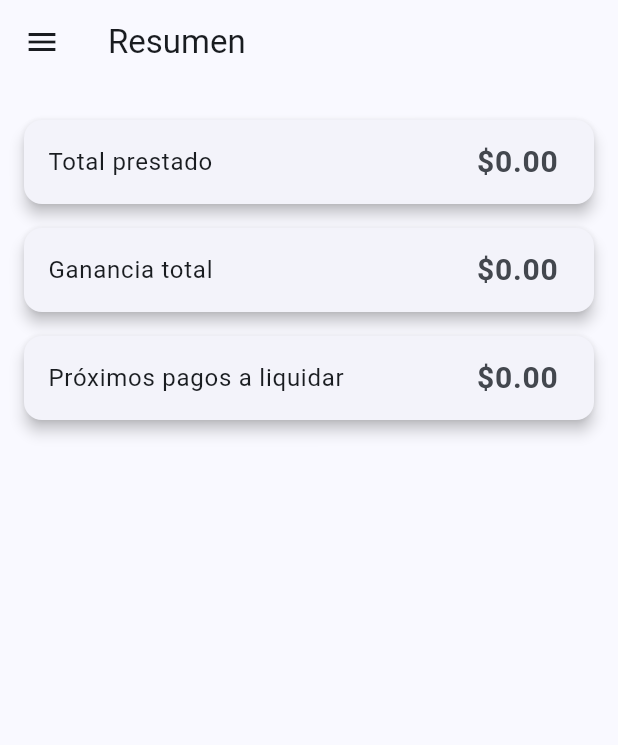
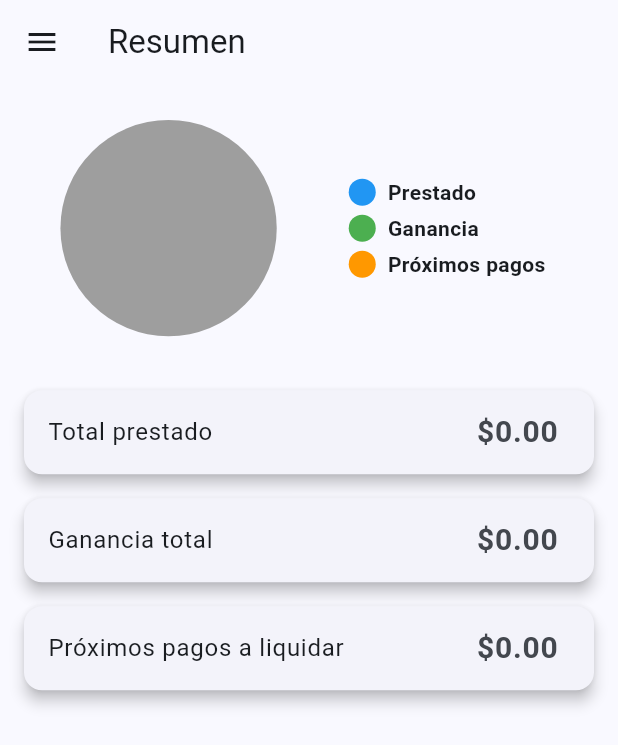
Before and after one commit to pcorral1909/Appprestamos, a Flutter app: the screen it shows after launch, on a phone screen of 412 x 824 dp. Shown: the top 745 px of the screen. Run offline on Flutter 3.47's test engine with Material 3 defaults, Android fonts, the phone set to English and light mode, and no system bars; drawn by our look-alikes of pie_chart; our stand-ins replace drift; accounts and stored records are empty; generated files the repository leaves out were written again.

Commit message:
app funcional

```diff
--- a/lib/database/app_database.dart
+++ b/lib/database/app_database.dart
@@ -107,7 +107,9 @@ extension PrestamosQueries on AppDatabase {
 
       for (final row in rows) {
         final prestamo = row.readTable(prestamos);
-        final pago = row.readTableOrNull(amortizaciones); // Amortizacione?
+        final pago = row.readTableOrNull(
+          amortizaciones,
+        ); // IMPORTANTE: correcto
 
         mapa.putIfAbsent(prestamo.id, () => PrestamoConPagos(prestamo, []));
 
--- a/lib/screens/dashboard/resumen_page.dart
+++ b/lib/screens/dashboard/resumen_page.dart
@@ -1,4 +1,5 @@
 import 'package:flutter/material.dart';
+import 'package:pie_chart/pie_chart.dart';
 import 'package:prestamos_app/database/app_database.dart';
 import '../clientes/clientes_page.dart';
 import '../prestamos/proximos_pagos_page.dart';
@@ -12,9 +13,6 @@ class ResumenPage extends StatefulWidget {
 }
 
 class _ResumenPageState extends State<ResumenPage> {
-  // =====================================================
-  //  Calcula estadísticas DIRECTAMENTE DE LA BASE DE DATOS
-  // =====================================================
   Future<Map<String, double>> _calcularEstadisticas() async {
     final prestamos = await widget.db.select(widget.db.prestamos).get();
 
@@ -25,19 +23,14 @@ class _ResumenPageState extends State<ResumenPage> {
     for (final p in prestamos) {
       totalPrestado += p.monto;
 
-      // =============================
-      // OBTENER PAGOS REALES (FIX)
-      // =============================
       final amortizaciones = await (widget.db.select(
         widget.db.amortizaciones,
       )..where((tbl) => tbl.prestamoId.equals(p.id))).get();
 
       final totalPagos = amortizaciones.length;
 
-      // Ganancia calculada
       totalGanancia += (p.pagoQuincenal * totalPagos) - p.monto;
 
-      // Pagos futuros
       final ahora = DateTime.now();
 
       for (final pago in amortizaciones) {
@@ -54,26 +47,33 @@ class _ResumenPageState extends State<ResumenPage> {
     };
   }
 
-  // =====================================================
-  // STREAM AUTOMÁTICO: se actualiza cuando cambian préstamos o pagos
-  // =====================================================
   Stream<Map<String, double>> _statsStream() async* {
-    // Primera carga
     yield await _calcularEstadisticas();
 
-    // Escucha cuando cambian préstamos
     await for (final _ in widget.db.select(widget.db.prestamos).watch()) {
       yield await _calcularEstadisticas();
     }
 
-    // Escucha cuando cambian pagos
     await for (final _ in widget.db.select(widget.db.amortizaciones).watch()) {
       yield await _calcularEstadisticas();
     }
   }
 
-  Widget _buildCard(String titulo, double valor) {
-    return Card(
+  // Tarjeta con animación
+  Widget _animatedCard(String titulo, double valor, int index) {
+    return TweenAnimationBuilder<double>(
+      duration: Duration(milliseconds: 500 + (index * 150)),
+      tween: Tween(begin: 0, end: 1),
+      builder: (_, value, child) {
+        return Opacity(
+          opacity: value,
+          child: Transform.translate(
+            offset: Offset(0, 20 * (1 - value)),
+            child: child,
+          ),
+        );
+      },
+      child: Card(
         elevation: 4,
         margin: const EdgeInsets.symmetric(vertical: 8),
         child: ListTile(
@@ -83,12 +83,41 @@ class _ResumenPageState extends State<ResumenPage> {
             style: const TextStyle(fontSize: 20, fontWeight: FontWeight.bold),
           ),
         ),
+      ),
     );
   }
 
-  // =====================================================
+  // Pie Chart animado
+  Widget _buildPieChart(double totalPrestado, double ganancia, double proximo) {
+    return TweenAnimationBuilder<double>(
+      duration: const Duration(milliseconds: 600),
+      tween: Tween(begin: 0, end: 1),
+      builder: (context, value, _) {
+        return PieChart(
+          dataMap: {
+            "Prestado": totalPrestado * value,
+            "Ganancia": ganancia * value,
+            "Próximos pagos": proximo * value,
+          },
+          chartRadius: MediaQuery.of(context).size.width * 0.35,
+          colorList: const [Colors.blue, Colors.green, Colors.orange],
+          legendOptions: const LegendOptions(
+            showLegends: true,
+            legendPosition: LegendPosition.right,
+          ),
+          chartValuesOptions: const ChartValuesOptions(
+            showChartValuesInPercentage: true,
+            decimalPlaces: 1,
+          ),
+          animationDuration: const Duration(milliseconds: 0),
+        );
+      },
+    );
+  }
+
+  // ===========================
   // UI
-  // =====================================================
+  // ===========================
   @override
   Widget build(BuildContext context) {
     return Scaffold(
@@ -137,6 +166,7 @@ class _ResumenPageState extends State<ResumenPage> {
           ],
         ),
       ),
+
       body: StreamBuilder<Map<String, double>>(
         stream: _statsStream(),
         builder: (context, snapshot) {
@@ -146,15 +176,26 @@ class _ResumenPageState extends State<ResumenPage> {
 
           final stats = snapshot.data!;
 
-          return Padding(
+          return SingleChildScrollView(
             padding: const EdgeInsets.all(16),
             child: Column(
               children: [
-                _buildCard("Total prestado", stats['totalPrestado']!),
-                _buildCard("Ganancia total", stats['ganancia']!),
-                _buildCard(
+                // 🔵 PIE CHART ANIMADO
+                _buildPieChart(
+                  stats['totalPrestado']!,
+                  stats['ganancia']!,
+                  stats['proximoLiquidar']!,
+                ),
+
+                const SizedBox(height: 20),
+
+                // Tarjetas animadas
+                _animatedCard("Total prestado", stats['totalPrestado']!, 0),
+                _animatedCard("Ganancia total", stats['ganancia']!, 1),
+                _animatedCard(
                   "Próximos pagos a liquidar",
                   stats['proximoLiquidar']!,
+                  2,
                 ),
               ],
             ),
--- a/lib/screens/prestamos/agregar_prestamo_page.dart
+++ b/lib/screens/prestamos/agregar_prestamo_page.dart
@@ -125,9 +125,26 @@ class _AgregarPrestamoPageState extends State<AgregarPrestamoPage> {
             ),
           );
 
-      fechaPago = fechaPago.add(const Duration(days: 14));
+      fechaPago = siguienteQuincena(fechaPago);
     }
 
     Navigator.pop(context);
   }
+
+  DateTime siguienteQuincena(DateTime fecha) {
+    final dia = fecha.day;
+    final mes = fecha.month;
+    final anio = fecha.year;
+
+    // Si estamos del 1 al 15 → siguiente es día 16
+    if (dia <= 15) {
+      return DateTime(anio, mes, 16);
+    }
+
+    // Si estamos del 16 en adelante → siguiente es día 1 del siguiente mes
+    final siguienteMes = mes == 12 ? 1 : mes + 1;
+    final siguienteAnio = mes == 12 ? anio + 1 : anio;
+
+    return DateTime(siguienteAnio, siguienteMes, 1);
+  }
 }
--- a/pubspec.yaml
+++ b/pubspec.yaml
@@ -17,6 +17,9 @@ dependencies:
   path_provider: ^2.1.3
   cupertino_icons: ^1.0.8
   intl: ^0.18.1
+  fl_chart: ^0.69.0
+  pie_chart: ^5.3.2
+
 
 dev_dependencies:
   flutter_test:
@@ -26,6 +29,9 @@ dev_dependencies:
   drift_dev: ^2.15.0
   flutter_lints: ^6.0.0
   intl: ^0.18.1
+  fl_chart: ^0.69.0
+  pie_chart: ^5.3.2
+
 
 flutter:
   uses-material-design: true
```
Also changed, not shown: pubspec.lock. Lines whose indentation alone changed are shown as unchanged.
